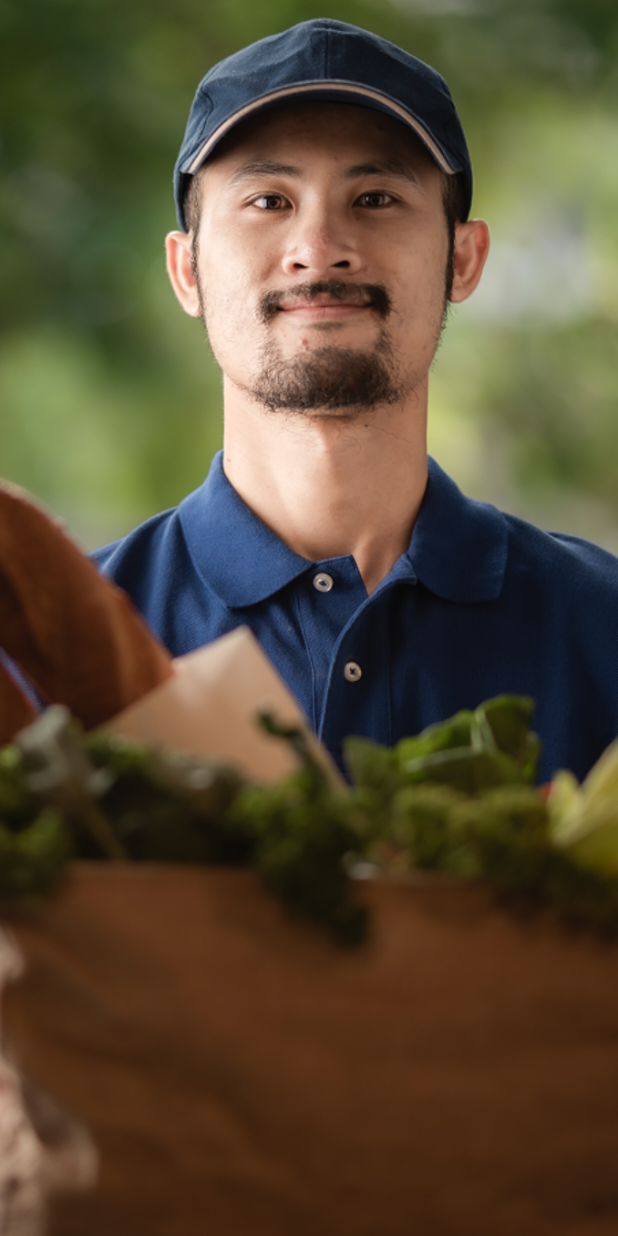
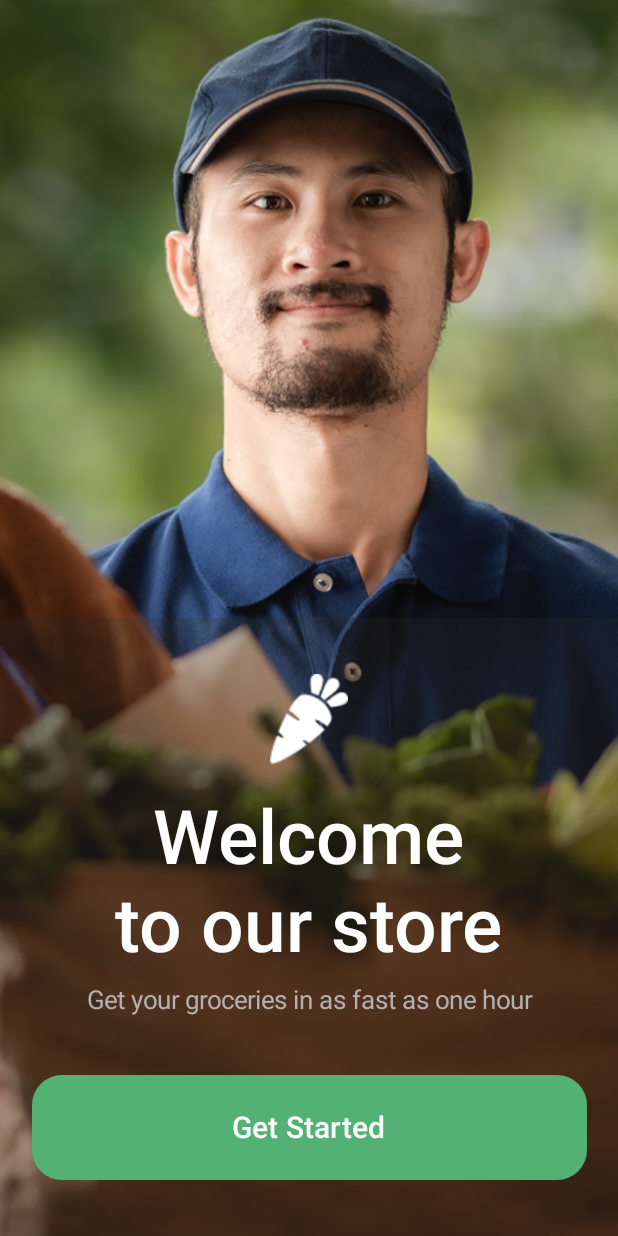
Before and after one commit to M3NGSZE/10_THUN_MENGSE_PVH_Jetpack_Compose_Design_Layout_Design_Practice003, an Android app built with Jetpack Compose: the OnboardingActivity screen opened directly, with no data from a screen before it, on a phone screen of 412 x 824 dp. Run offline under Robolectric (Android 15) with nearby library versions, the phone set to English and light mode, and no system bars.

Commit message:
finish onboarding screen

```diff
--- a/app/src/main/AndroidManifest.xml
+++ b/app/src/main/AndroidManifest.xml
@@ -23,6 +23,7 @@
             </intent-filter>
         </activity>
         <activity android:name=".ui.Activity.OnboardingActivity" android:exported="false"/>
+        <activity android:name=".ui.Activity.LoginActivity" android:exported="false"/>
     </application>
 
 </manifest>
--- /dev/null
+++ b/app/src/main/java/com/example/a10__thun_mengse_pvh_oop_practice003/ui/Activity/LoginActivity.kt
@@ -0,0 +1,29 @@
+package com.example.a10__thun_mengse_pvh_oop_practice003.ui.Activity
+
+import android.os.Bundle
+import androidx.activity.ComponentActivity
+import androidx.activity.compose.setContent
+import androidx.activity.enableEdgeToEdge
+import androidx.compose.foundation.layout.padding
+import androidx.compose.material3.Scaffold
+import androidx.compose.material3.Text
+import androidx.compose.runtime.Composable
+import androidx.compose.ui.Modifier
+
+class LoginActivity : ComponentActivity(){
+    override fun onCreate(savedInstanceState: Bundle?) {
+        super.onCreate(savedInstanceState)
+        enableEdgeToEdge()
+        setContent {
+            Login()
+        }
+    }
+}
+
+@Composable
+private fun Login(){
+    Scaffold {
+        paddingValues ->
+        Text("Login screen", modifier = Modifier.padding(paddingValues))
+    }
+}
--- a/app/src/main/java/com/example/a10__thun_mengse_pvh_oop_practice003/ui/Activity/OnboardingActivity.kt
+++ b/app/src/main/java/com/example/a10__thun_mengse_pvh_oop_practice003/ui/Activity/OnboardingActivity.kt
@@ -1,5 +1,6 @@
 package com.example.a10__thun_mengse_pvh_oop_practice003.ui.Activity
 
+import android.content.Intent
 import android.os.Bundle
 import androidx.activity.ComponentActivity
 import androidx.activity.compose.setContent
@@ -9,16 +10,30 @@ import androidx.compose.foundation.background
 import androidx.compose.foundation.layout.Arrangement
 import androidx.compose.foundation.layout.Box
 import androidx.compose.foundation.layout.Column
+import androidx.compose.foundation.layout.Spacer
+import androidx.compose.foundation.layout.fillMaxHeight
 import androidx.compose.foundation.layout.fillMaxSize
+import androidx.compose.foundation.layout.fillMaxWidth
+import androidx.compose.foundation.layout.height
+import androidx.compose.foundation.layout.size
+import androidx.compose.foundation.layout.width
+import androidx.compose.foundation.shape.RoundedCornerShape
+import androidx.compose.material3.Button
+import androidx.compose.material3.ButtonDefaults
+import androidx.compose.material3.Text
 import androidx.compose.runtime.Composable
+import androidx.compose.ui.Alignment
 import androidx.compose.ui.Modifier
 import androidx.compose.ui.graphics.Color
 import androidx.compose.ui.layout.ContentScale
+import androidx.compose.ui.platform.LocalContext
 import androidx.compose.ui.res.painterResource
+import androidx.compose.ui.text.font.FontWeight
+import androidx.compose.ui.unit.dp
+import androidx.compose.ui.unit.sp
+import com.example.a10__thun_mengse_pvh_oop_practice003.MainActivity
 import com.example.a10__thun_mengse_pvh_oop_practice003.R
 
-
-//@SuppressLint("CustomSplashScreen")
 class OnboardingActivity : ComponentActivity() {
     override fun onCreate(savedInstanceState: Bundle?) {
         super.onCreate(savedInstanceState)
@@ -30,11 +45,12 @@ class OnboardingActivity : ComponentActivity() {
 }
 
 @Composable
-fun Onboarding(){
+private fun Onboarding(){
     Box(
         modifier = Modifier
             .fillMaxSize()
-            .background(Color.Red)
+            .background(Color.Red),
+        contentAlignment = Alignment.BottomEnd
     ){
         Image(
             painter = painterResource(id = R.drawable.g_ngoy),
@@ -44,19 +60,68 @@ fun Onboarding(){
             contentScale = ContentScale.Crop
         )
 
+
+        Column(
+            modifier = Modifier
+                .fillMaxWidth()
+                .fillMaxHeight(0.5f)
+                .background(Color(0x3B2E2E2E)),
+            verticalArrangement = Arrangement.Center,
+            horizontalAlignment = Alignment.CenterHorizontally
+        ){
+            Image(
+                painter = painterResource(id = R.drawable.carrot_logo),
+                contentDescription = "App Logo",
+                modifier = Modifier.size(60.dp)
+            )
+
+            Spacer(
+                modifier = Modifier.height(20.dp)
+            )
+
+            Text(
+                text = "  Welcome\nto our store",
+                fontSize = 50.sp,
+                color = Color.White,
+                fontWeight = FontWeight.SemiBold
+            )
+
+            Spacer(
+                modifier = Modifier.height(10.dp)
+            )
+
+            Text(
+                text = "Get your groceries in as fast as one hour",
+                fontSize = 17.sp,
+                color = Color(0xFEB5B1B1),
+            )
+
+            Spacer(
+                modifier = Modifier.height(40.dp)
+            )
+
+            val context = LocalContext.current
+
+            Button(
+                onClick = {
+                    val intent = Intent(context, LoginActivity::class.java)
+                    context.startActivity(intent)
+                },
+                colors = ButtonDefaults.buttonColors(
+                    containerColor = Color(0xFF53B175)
+                ),
+                shape = RoundedCornerShape(20.dp),
+                modifier = Modifier
+                    .width(370.dp)
+                    .height(70.dp)
+            ) {
+                Text(
+                    text = "Get Started",
+                    fontSize = 20.sp
+                )
+            }
+        }
+
     }
 
-//    Column (
-//        modifier = Modifier
-//            .fillMaxSize()
-//            .background(Color.Red)
-//    ) {
-//        Image(
-//            painter = painterResource(id = R.drawable.sentry),
-//            contentDescription = "background onboarding",
-//            modifier = Modifier
-//                .fillMaxSize(),
-//            contentScale = ContentScale.Crop
-//        )
-//    }
 }
```
